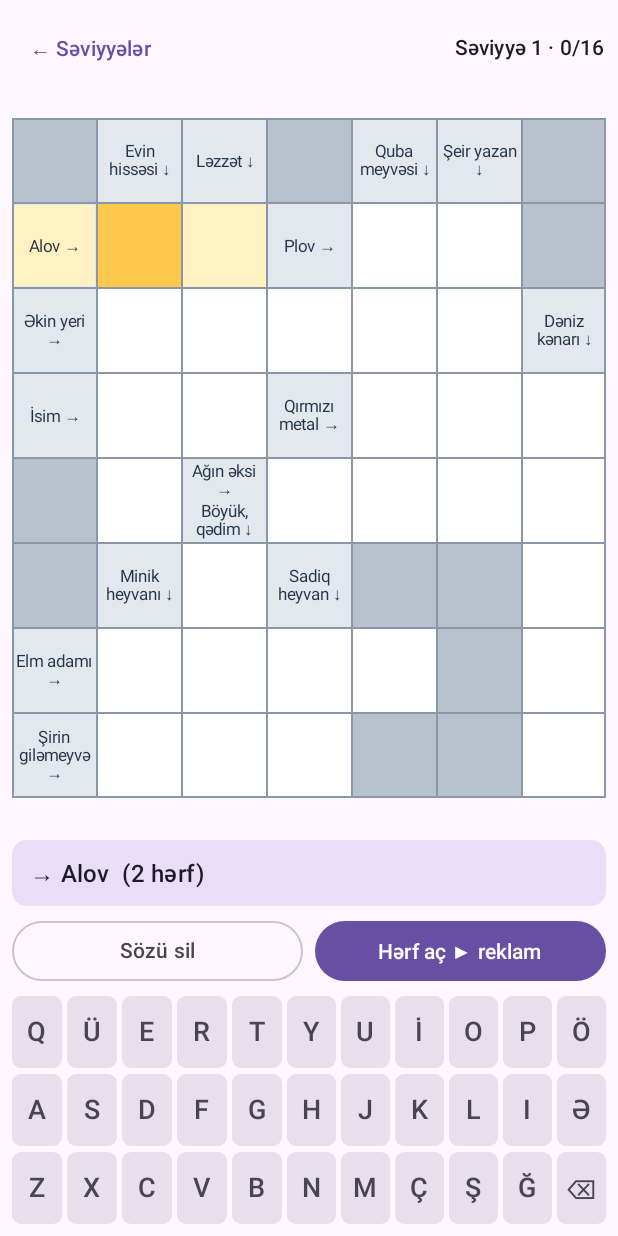
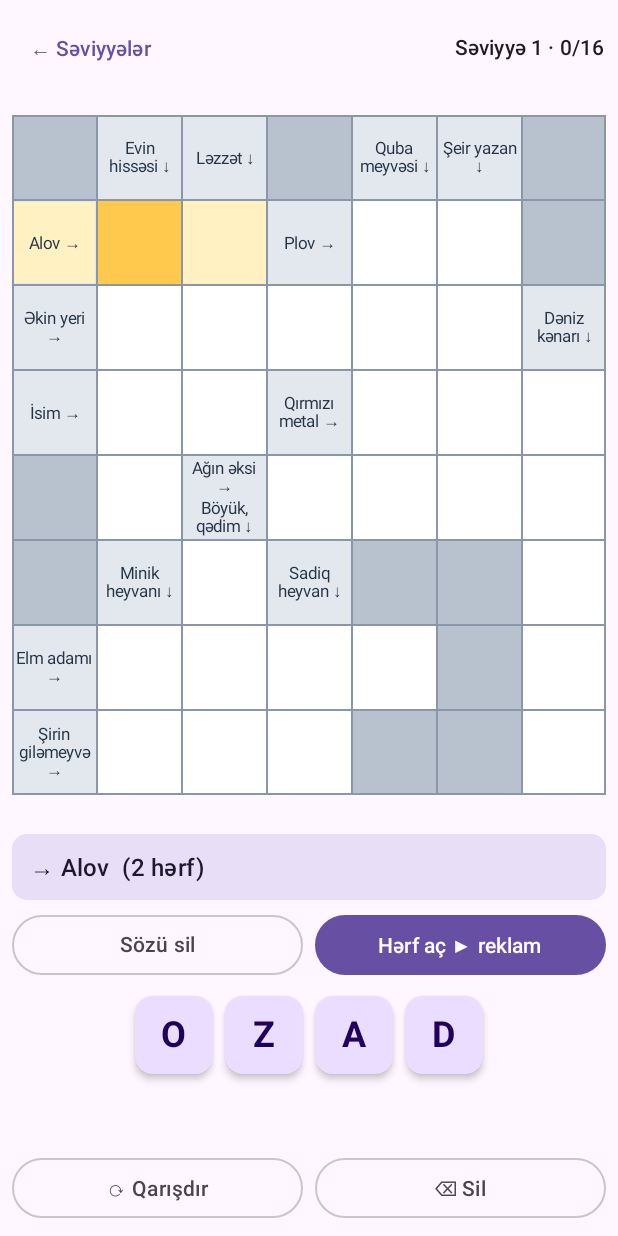
Before and after one commit to cabbari826-jpg/AAIdeas, an Android app built with Jetpack Compose: the screen it shows after launch (MainActivity), after a tap on "Davam et", on a phone screen of 412 x 824 dp. Run offline under Robolectric (Android 15) with nearby library versions, the phone set to English and light mode, and no system bars.

Commit message:
Add letter-tile input; keep full keyboard as hard mode
Tiles show the active word's open letters shuffled plus 2-4 decoys;
used tiles fade out, shuffle button reorders. Keyboard is a setting.

Co-Authored-By: Claude Opus 5.5 <noreply@anthropic.com>
Claude-Session: https://claude.ai/code/session_01PsJcdVR1yvfjfXhVq52ah8

```diff
--- a/crossword-app/app/src/main/java/com/aaideas/krossvord/data/ProgressStore.kt
+++ b/crossword-app/app/src/main/java/com/aaideas/krossvord/data/ProgressStore.kt
@@ -45,7 +45,13 @@ class ProgressStore(context: Context) {
         get() = prefs.getInt(KEY_SINCE_AD, 0)
         set(v) = prefs.edit().putInt(KEY_SINCE_AD, v).apply()
 
+    /** Input mode: letter tiles (default) or the full keyboard ("hard mode"). */
+    var useKeyboard: Boolean
+        get() = prefs.getBoolean(KEY_KEYBOARD, false)
+        set(v) = prefs.edit().putBoolean(KEY_KEYBOARD, v).apply()
+
     private companion object {
+        const val KEY_KEYBOARD = "use_keyboard"
         const val KEY_DONE = "completed"
         const val KEY_SINCE_AD = "levels_since_interstitial"
     }
--- /dev/null
+++ b/crossword-app/app/src/main/java/com/aaideas/krossvord/model/LetterTiles.kt
@@ -0,0 +1,38 @@
+package com.aaideas.krossvord.model
+
+import kotlin.random.Random
+
+/** A letter tile under the grid. [used] tiles are already placed in the word. */
+data class Tile(val letter: Char, val used: Boolean)
+
+/**
+ * Tile input: the letters still needed for the active word, shuffled, plus a few decoys.
+ * Letters already fixed (revealed, or part of a solved crossing word) get no tile.
+ * The result is deterministic for the same word and [shuffle], so tiles don't jump around while typing.
+ */
+object LetterTiles {
+    /** Frequent Azerbaijani letters make the best decoys: they look plausible. */
+    private const val DECOY_POOL = "AAƏƏIİLRNMEDKSYTUBQOŞÇZGÜXHVÖPCĞ"
+
+    fun decoyCount(openCells: Int): Int = when {
+        openCells <= 3 -> 2
+        openCells <= 5 -> 3
+        else -> 4
+    }
+
+    fun tilesFor(state: GameState, entry: Entry, shuffle: Int = 0): List<Tile> {
+        val open = entry.cells.filter { !state.isLocked(it) }
+        if (open.isEmpty()) return emptyList()
+        val rnd = Random(state.board.level.id.hashCode() * 31 + entry.id * 1009 + shuffle)
+        val needed = open.map { state.board.solution.getValue(it) }
+        val decoys = List(decoyCount(open.size)) { DECOY_POOL[rnd.nextInt(DECOY_POOL.length)] }
+        val letters = (needed + decoys).shuffled(rnd)
+
+        // Mark one tile as used for every letter the player has already put into an open cell.
+        val placed = open.mapNotNull { state.typed[it] }.groupingBy { it }.eachCount().toMutableMap()
+        return letters.map { ch ->
+            val left = placed[ch] ?: 0
+            if (left > 0) { placed[ch] = left - 1; Tile(ch, used = true) } else Tile(ch, used = false)
+        }
+    }
+}
--- a/crossword-app/app/src/main/java/com/aaideas/krossvord/ui/GameViewModel.kt
+++ b/crossword-app/app/src/main/java/com/aaideas/krossvord/ui/GameViewModel.kt
@@ -36,7 +36,20 @@ class GameViewModel(app: Application) : AndroidViewModel(app) {
     var showCompletion by mutableStateOf(false)
         private set
 
+    var useKeyboard by mutableStateOf(progress.useKeyboard)
+        private set
+    /** Bumped by the shuffle button to reorder the tiles. */
+    var tileShuffle by mutableStateOf(0)
+        private set
+
     private var levelIndex = 0
+
+    fun setKeyboardMode(on: Boolean) {
+        progress.useKeyboard = on
+        useKeyboard = on
+    }
+
+    fun shuffleTiles() { tileShuffle++ }
 
     val currentLevelNumber: Int get() = levelIndex + 1
 
--- a/crossword-app/app/src/main/java/com/aaideas/krossvord/ui/PuzzleScreen.kt
+++ b/crossword-app/app/src/main/java/com/aaideas/krossvord/ui/PuzzleScreen.kt
@@ -1,6 +1,10 @@
 package com.aaideas.krossvord.ui
 
+import androidx.compose.animation.core.animateFloatAsState
+import androidx.compose.animation.core.tween
 import androidx.compose.foundation.background
+import androidx.compose.foundation.layout.ExperimentalLayoutApi
+import androidx.compose.foundation.layout.FlowRow
 import androidx.compose.foundation.border
 import androidx.compose.foundation.clickable
 import androidx.compose.foundation.layout.Arrangement
@@ -25,6 +29,9 @@ import androidx.compose.material3.Surface
 import androidx.compose.material3.Text
 import androidx.compose.material3.TextButton
 import androidx.compose.runtime.Composable
+import androidx.compose.runtime.getValue
+import androidx.compose.runtime.key
+import androidx.compose.ui.graphics.graphicsLayer
 import androidx.compose.ui.Alignment
 import androidx.compose.ui.Modifier
 import androidx.compose.ui.hapticfeedback.HapticFeedbackType
@@ -44,6 +51,8 @@ import com.aaideas.krossvord.model.Cell
 import com.aaideas.krossvord.model.Direction
 import com.aaideas.krossvord.model.Entry
 import com.aaideas.krossvord.model.GameState
+import com.aaideas.krossvord.model.LetterTiles
+import com.aaideas.krossvord.model.Tile
 
 @Composable
 fun PuzzleScreen(vm: GameViewModel, isPremium: Boolean) {
@@ -68,7 +77,9 @@ fun PuzzleScreen(vm: GameViewModel, isPremium: Boolean) {
                 Text(if (isPremium) "Hərf aç" else "Hərf aç ▶ reklam")
             }
         }
-        AzKeyboard(onLetter = vm::type, onBackspace = vm::backspace)
+        val entry = game.activeEntry
+        if (vm.useKeyboard || entry == null) AzKeyboard(onLetter = vm::type, onBackspace = vm::backspace)
+        else TileInput(LetterTiles.tilesFor(game, entry, vm.tileShuffle), vm::type, vm::backspace, vm::shuffleTiles)
     }
     if (vm.showCompletion) {
         AlertDialog(
@@ -202,3 +213,63 @@ private fun Key(label: String, modifier: Modifier, onClick: () -> Unit) {
         Box(contentAlignment = Alignment.Center) { Text(label, fontSize = 18.sp, fontWeight = FontWeight.Medium) }
     }
 }
+
+/**
+ * Tile input: the word's letters, shuffled, plus a few decoys. Tapping a tile puts its letter
+ * into the selected cell; used tiles fade out. Same height as the keyboard so the grid doesn't jump.
+ */
+@OptIn(ExperimentalLayoutApi::class)
+@Composable
+private fun TileInput(tiles: List<Tile>, onLetter: (Char) -> Unit, onBackspace: () -> Unit, onShuffle: () -> Unit) {
+    val haptic = LocalHapticFeedback.current
+    Column(
+        Modifier.fillMaxWidth().height(156.dp),
+        verticalArrangement = Arrangement.SpaceBetween,
+        horizontalAlignment = Alignment.CenterHorizontally,
+    ) {
+        FlowRow(
+            Modifier.fillMaxWidth().weight(1f).padding(top = 4.dp),
+            horizontalArrangement = Arrangement.spacedBy(8.dp, Alignment.CenterHorizontally),
+            verticalArrangement = Arrangement.spacedBy(8.dp),
+        ) {
+            if (tiles.isEmpty()) {
+                Text("Söz tapıldı ✓", style = MaterialTheme.typography.titleMedium, modifier = Modifier.padding(top = 16.dp))
+            }
+            tiles.forEachIndexed { i, tile ->
+                key(i, tile.letter) {
+                    LetterTile(tile) {
+                        haptic.performHapticFeedback(HapticFeedbackType.TextHandleMove)
+                        onLetter(tile.letter)
+                    }
+                }
+            }
+        }
+        Row(Modifier.fillMaxWidth(), horizontalArrangement = Arrangement.spacedBy(8.dp)) {
+            OutlinedButton(onClick = onShuffle, modifier = Modifier.weight(1f)) { Text("⟳ Qarışdır") }
+            OutlinedButton(onClick = onBackspace, modifier = Modifier.weight(1f)) { Text("⌫ Sil") }
+        }
+    }
+}
+
+@Composable
+private fun LetterTile(tile: Tile, onClick: () -> Unit) {
+    val scale by animateFloatAsState(if (tile.used) 0.8f else 1f, tween(180), label = "tileScale")
+    val alpha by animateFloatAsState(if (tile.used) 0.25f else 1f, tween(180), label = "tileAlpha")
+    Surface(
+        modifier = Modifier.size(52.dp).graphicsLayer { scaleX = scale; scaleY = scale; this.alpha = alpha }
+            .clickable(enabled = !tile.used, onClick = onClick)
+            .semantics { contentDescription = "Hərf ${tile.letter}" },
+        shape = RoundedCornerShape(12.dp),
+        color = MaterialTheme.colorScheme.primaryContainer,
+        shadowElevation = if (tile.used) 0.dp else 3.dp,
+    ) {
+        Box(contentAlignment = Alignment.Center) {
+            Text(
+                tile.letter.toString(),
+                fontSize = 24.sp,
+                fontWeight = FontWeight.Bold,
+                color = MaterialTheme.colorScheme.onPrimaryContainer,
+            )
+        }
+    }
+}
```
Also changed, not shown: crossword-app/app/src/main/java/com/aaideas/krossvord/ui/OtherScreens.kt (+13 -0 lines), 3 other files.
